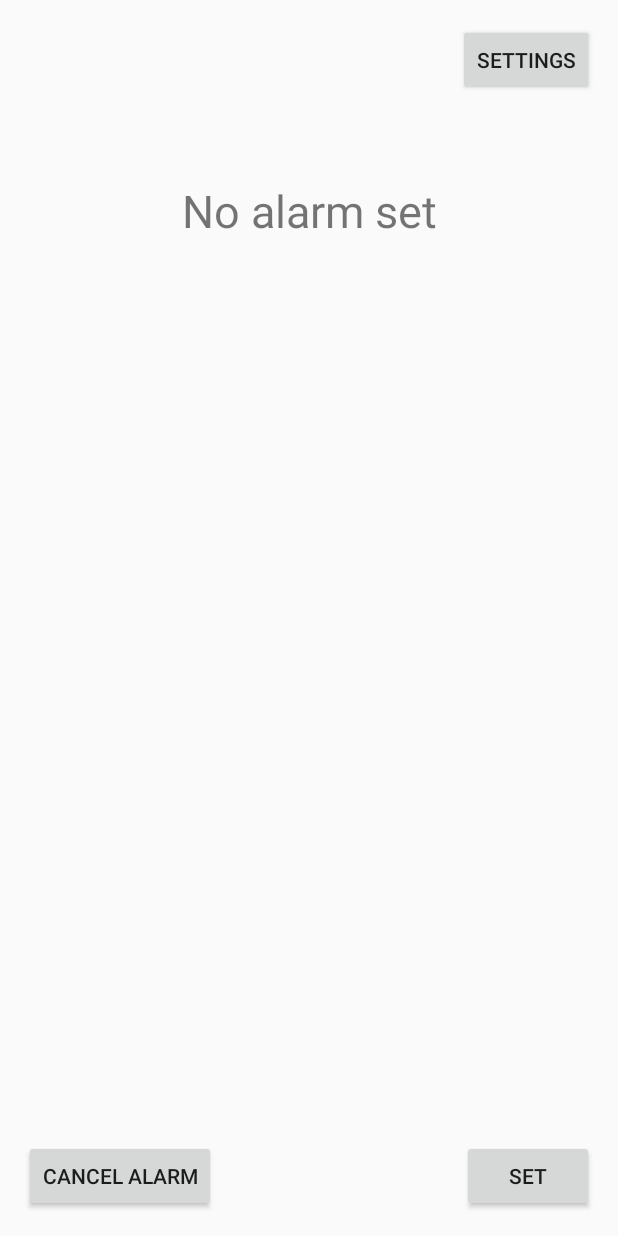
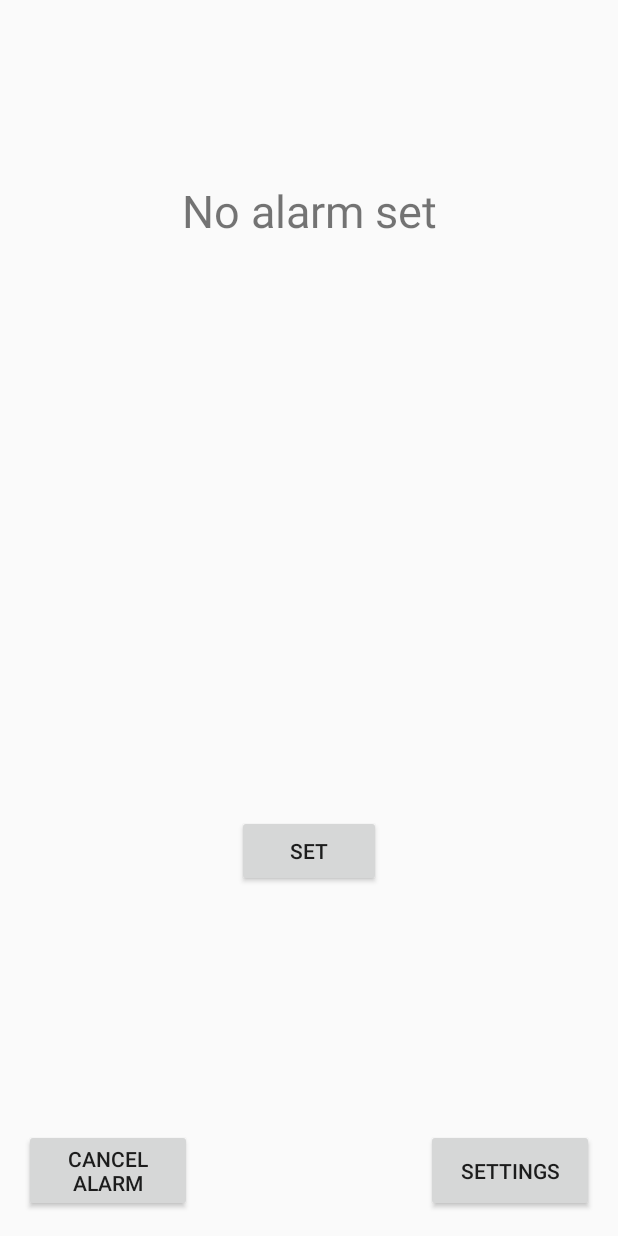
Before and after one commit to PatrykLipka/Perpetual-Alarm, an Android app: the screen it shows after launch (MainActivity), on a phone screen of 412 x 824 dp. Run offline under Robolectric (Android 15) with nearby library versions, the phone set to English and light mode, and no system bars.

Commit message:
Changed The formatting of Hour on the Main Activity and the placement of the buttons

```diff
--- a/app/src/main/java/com/example/perpetualalarm/AlertReceiver.java
+++ b/app/src/main/java/com/example/perpetualalarm/AlertReceiver.java
@@ -69,7 +69,7 @@ public class AlertReceiver extends BroadcastReceiver {
 
 
     private String updateTimeText(double tmpDelay) {
-        String timeText = "Next alarm set for: \n";
+        String timeText = "Next alarm set for: \n\n";
 
         double hoursTemp = tmpDelay / 3600000;
         int hours = (int) hoursTemp;
--- a/app/src/main/java/com/example/perpetualalarm/EditTextV2.java
+++ b/app/src/main/java/com/example/perpetualalarm/EditTextV2.java
@@ -3,7 +3,6 @@ package com.example.perpetualalarm;
 import android.content.Context;
 import android.util.AttributeSet;
 import android.view.KeyEvent;
-import android.widget.EditText;
 
 public class EditTextV2 extends androidx.appcompat.widget.AppCompatEditText
 {
--- a/app/src/main/java/com/example/perpetualalarm/MainActivity.java
+++ b/app/src/main/java/com/example/perpetualalarm/MainActivity.java
@@ -200,7 +200,7 @@ public class MainActivity extends AppCompatActivity {
     }
 
     private void updateTimeText(double tmpDelay) {
-        String timeText = "Next alarm set for: \n";
+        String timeText = "Next alarm set for: \n\n";
        // Toast.makeText(MainActivity.this, "Updating time", Toast.LENGTH_LONG).show();
         double hoursTemp = tmpDelay / 3600000;
         int hours = (int) hoursTemp;
--- a/app/src/main/res/layout/activity_main.xml
+++ b/app/src/main/res/layout/activity_main.xml
@@ -15,6 +15,7 @@
         android:layout_marginTop="120dp"
         android:layout_marginEnd="16dp"
         android:text="No Alarm set"
+        android:gravity="center"
         android:textSize="30sp"
         app:layout_constraintEnd_toEndOf="parent"
         app:layout_constraintStart_toStartOf="parent"
@@ -23,14 +24,16 @@
     <Button
         android:id="@+id/button_set"
         android:layout_width="wrap_content"
-        android:layout_height="wrap_content"
+        android:layout_height="48dp"
         android:layout_centerHorizontal="true"
         android:layout_centerVertical="true"
-        android:layout_marginEnd="16dp"
-        android:layout_marginBottom="16dp"
         android:text="set"
+        android:ems="6"
         app:layout_constraintBottom_toBottomOf="parent"
-        app:layout_constraintEnd_toEndOf="parent" />
+        app:layout_constraintEnd_toEndOf="parent"
+        app:layout_constraintStart_toStartOf="parent"
+        app:layout_constraintTop_toTopOf="parent"
+        app:layout_constraintVertical_bias="0.7" />
 
     <Button
         android:id="@+id/button_cancel"
@@ -41,17 +44,20 @@
         android:layout_marginStart="16dp"
         android:layout_marginBottom="16dp"
         android:text="cancel alarm"
+        android:ems="7"
         app:layout_constraintBottom_toBottomOf="parent"
         app:layout_constraintStart_toStartOf="parent" />
 
     <Button
         android:id="@+id/button_settings"
         android:layout_width="wrap_content"
-        android:layout_height="wrap_content"
-        android:layout_marginTop="16dp"
+        android:layout_height="0dp"
         android:layout_marginEnd="16dp"
+        android:layout_marginBottom="16dp"
+        android:ems="7"
         android:text="settings"
+        app:layout_constraintBottom_toBottomOf="parent"
         app:layout_constraintEnd_toEndOf="parent"
-        app:layout_constraintTop_toTopOf="parent" />
+        app:layout_constraintTop_toTopOf="@+id/button_cancel" />
 
 </androidx.constraintlayout.widget.ConstraintLayout>
```
